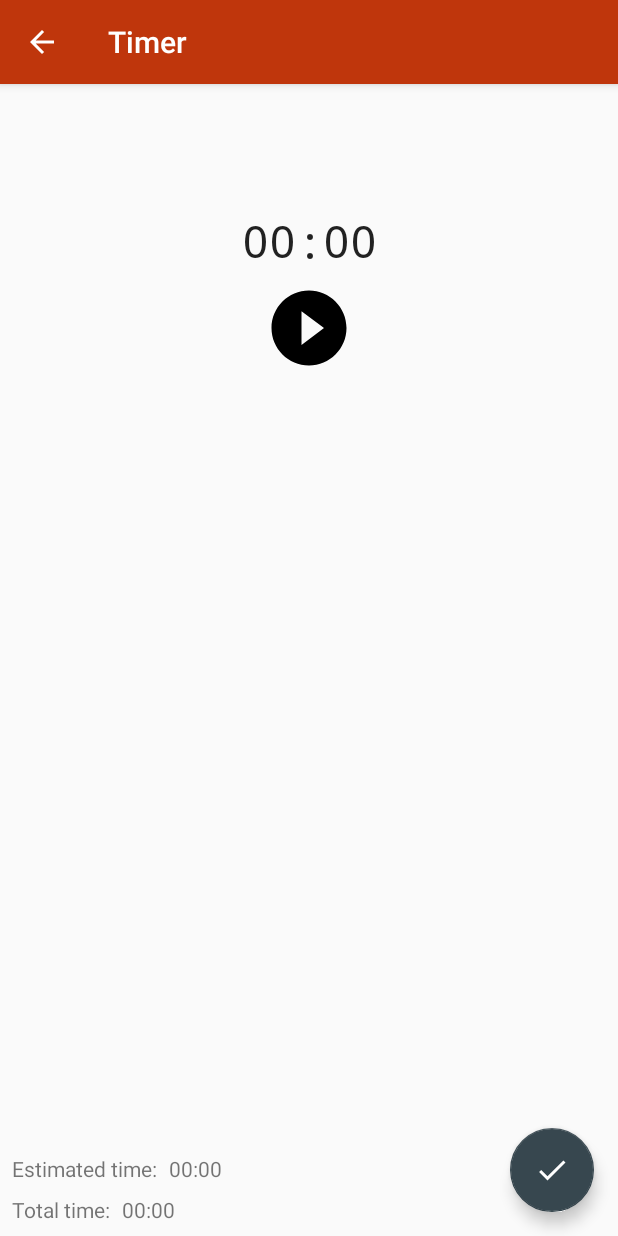
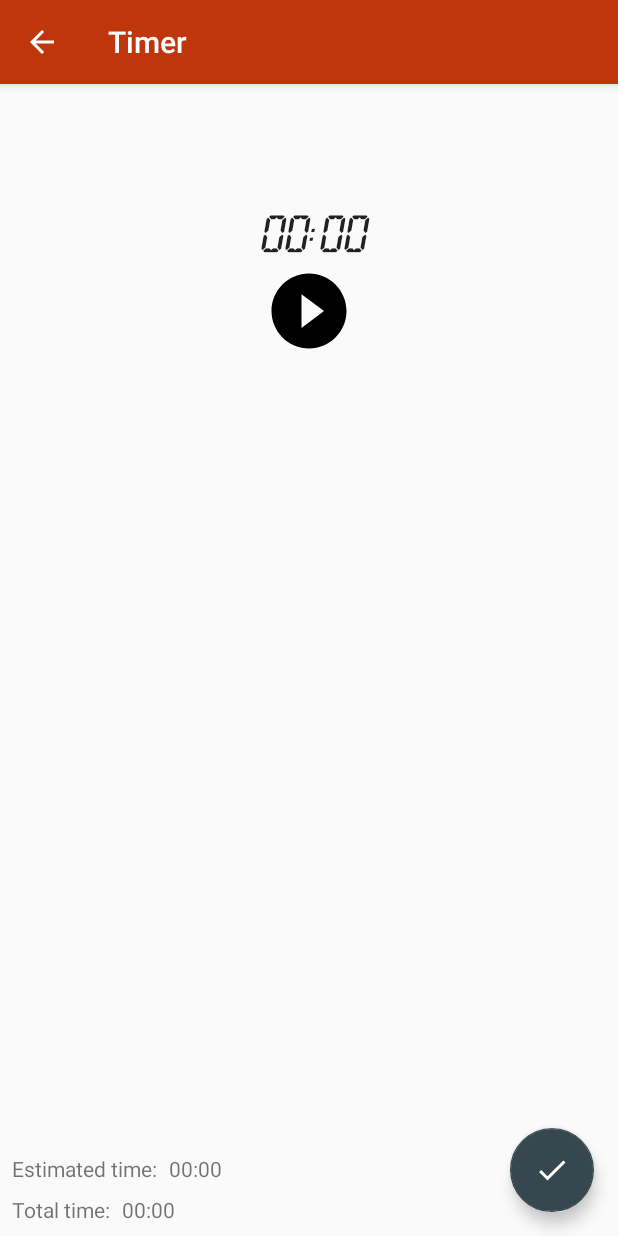
Before and after one commit to Yahhi/PlanChecker, an Android app: the CommonTimerFragment screen opened directly, with no data from a screen before it, on a phone screen of 412 x 824 dp. Run offline under Robolectric (Android 15) with nearby library versions, the light colour scheme and no system bars; our stand-ins replace Volley; 1 statement that could not run was skipped.

Commit message:
Digit font added

```diff
--- a/app/src/main/AndroidManifest.xml
+++ b/app/src/main/AndroidManifest.xml
@@ -25,7 +25,7 @@
         </activity>
         <activity
             android:name=".AddProject"
-            android:label="Project Editor"
+            android:label="@string/project_editor"
             android:parentActivityName=".MainActivity"
             android:theme="@style/AppTheme.NoActionBar">
             <meta-data
--- a/app/src/main/java/ru/na_uglu/planchecker/CommonTimerFragment.java
+++ b/app/src/main/java/ru/na_uglu/planchecker/CommonTimerFragment.java
@@ -3,6 +3,7 @@ package ru.na_uglu.planchecker;
 import android.app.Activity;
 import android.content.Context;
 import android.content.SharedPreferences;
+import android.graphics.Typeface;
 import android.net.Uri;
 import android.os.Bundle;
 import android.os.SystemClock;
@@ -40,6 +41,8 @@ public class CommonTimerFragment extends Fragment implements timeIsGoing {
                              Bundle savedInstanceState) {
         View view = inflater.inflate(R.layout.fragment_common_timer, container, false);
         chronometer = (Chronometer) view.findViewById(R.id.chronometer);
+        Typeface tf = Typeface.createFromAsset(getContext().getAssets(), "Digit.TTF");
+        chronometer.setTypeface(tf);
         playPauseButton = (Button) view.findViewById(R.id.button_play_pause_timer);
         playPauseButton.setOnClickListener(new View.OnClickListener() {
             @Override
--- a/app/src/main/java/ru/na_uglu/planchecker/PomodoroFragment.java
+++ b/app/src/main/java/ru/na_uglu/planchecker/PomodoroFragment.java
@@ -7,6 +7,7 @@ import android.content.Context;
 import android.content.Intent;
 import android.content.IntentFilter;
 import android.content.SharedPreferences;
+import android.graphics.Typeface;
 import android.net.Uri;
 import android.os.Build;
 import android.os.Bundle;
@@ -155,6 +156,8 @@ public class PomodoroFragment extends Fragment implements timeIsGoing {
                              Bundle savedInstanceState) {
         View view = inflater.inflate(R.layout.fragment_pomodoro, container, false);
         pomodoroTimeForUser = (TextView) view.findViewById(R.id.pomodoro_time);
+        Typeface tf = Typeface.createFromAsset(getContext().getAssets(), "Digit.TTF");
+        pomodoroTimeForUser.setTypeface(tf);
         playPauseButton = (Button) view.findViewById(R.id.button_play_pause_pomodoro);
         playPauseButton.setOnClickListener(new View.OnClickListener() {
             @Override
--- a/app/src/main/res/layout/content_timer.xml
+++ b/app/src/main/res/layout/content_timer.xml
@@ -51,18 +51,19 @@
 
     <TextView
         android:id="@+id/lastTimers0"
-        android:layout_width="wrap_content"
+        android:layout_width="match_parent"
         android:layout_height="wrap_content"
         android:layout_marginEnd="8dp"
         android:layout_marginLeft="8dp"
         android:layout_marginRight="8dp"
         android:layout_marginStart="8dp"
+        android:layout_marginTop="8dp"
         android:text="@string/_00_00"
+        android:textAlignment="center"
         android:textSize="24sp"
         app:layout_constraintHorizontal_bias="0.503"
         app:layout_constraintLeft_toLeftOf="parent"
         app:layout_constraintRight_toRightOf="parent"
-        android:layout_marginTop="8dp"
         app:layout_constraintTop_toBottomOf="@+id/place_for_timer" />
 
     <TextView
--- a/app/src/main/res/layout/fragment_common_timer.xml
+++ b/app/src/main/res/layout/fragment_common_timer.xml
@@ -11,12 +11,13 @@
 
         <Chronometer
             android:id="@+id/chronometer"
-            android:layout_width="wrap_content"
+            android:layout_width="match_parent"
             android:layout_height="wrap_content"
             android:layout_marginLeft="8dp"
             android:layout_marginRight="8dp"
             android:layout_marginTop="8dp"
             android:fontFamily="monospace"
+            android:textAlignment="center"
             android:textSize="30sp"
             app:layout_constraintLeft_toLeftOf="parent"
             app:layout_constraintRight_toRightOf="parent"
--- a/app/src/main/res/values/strings.xml
+++ b/app/src/main/res/values/strings.xml
@@ -1,5 +1,5 @@
 <resources>
-    <string name="app_name">Plan Checker</string>
+    <string name="app_name">Exact plan</string>
     <string name="action_settings">Settings</string>
     <string name="project_title">Project Title</string>
     <string name="estimated_time">Estimated time: </string>
@@ -129,4 +129,5 @@
     <string name="task_dbhelper">Write DBHelper class</string>
     <string name="task_write_code">Write code for alarm broadcast receiver</string>
     <string name="task_activity">Create activity for database edition</string>
+    <string name="project_editor">Project Editor</string>
 </resources>
```
Also changed, not shown: app/src/main/res/layout/fragment_pomodoro.xml (+7 -6 lines), app/src/main/assets/Digit.TTF (added), 1 other file.
